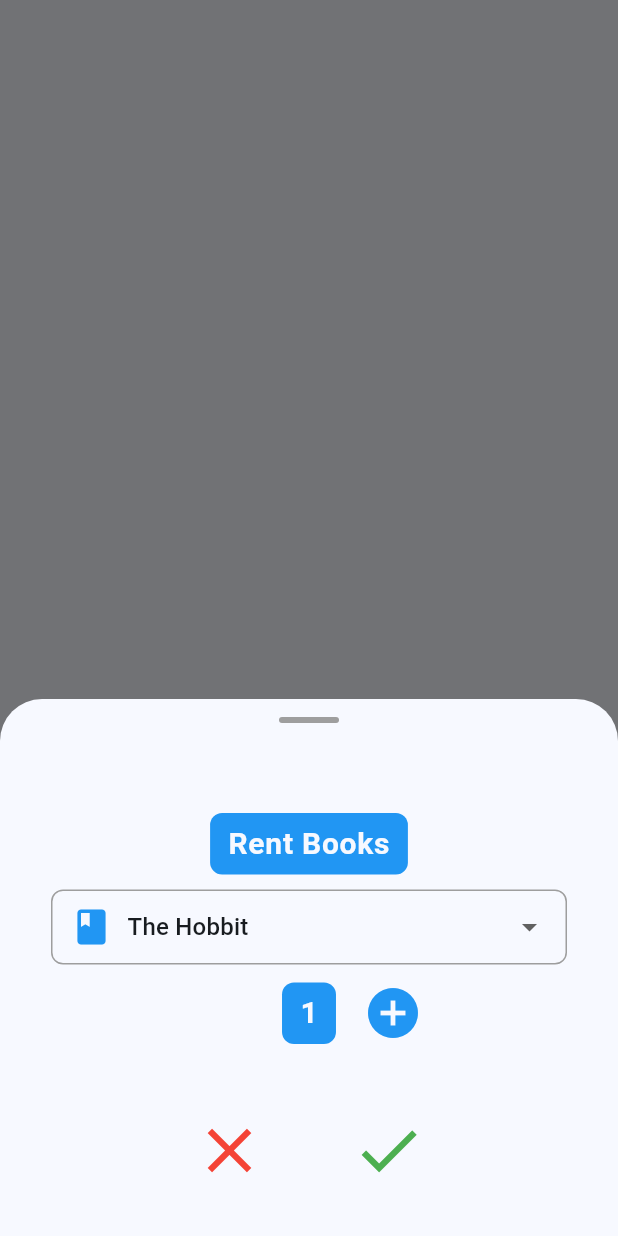
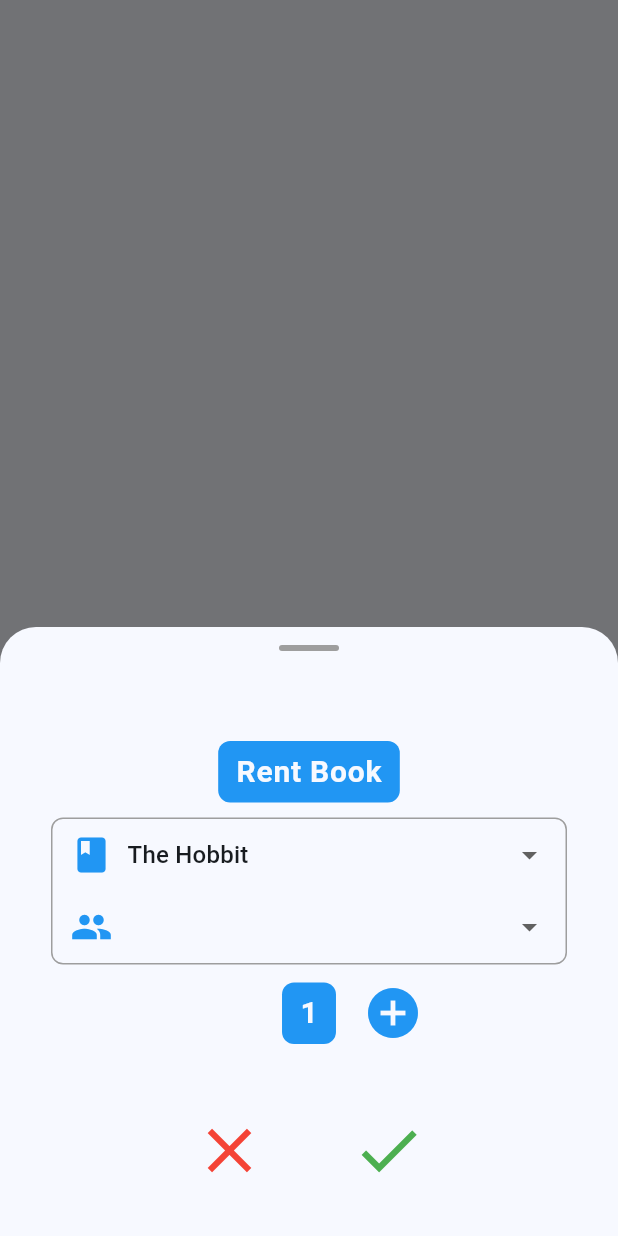
Before and after one commit to Victorjayce/Vixen-Library, a Flutter app: what showRentsheet() shows on an empty page, opened directly, on a phone screen of 412 x 824 dp. Run offline on Flutter 3.47's test engine with Material 3 defaults, Android fonts, the phone set to English and light mode, and no system bars.

Commit message:
Updated rent.dart to fully use modalsheet on book.dart and details.dart

```diff
--- a/library_mgt/lib/lib.dart
+++ b/library_mgt/lib/lib.dart
@@ -247,6 +247,7 @@ class Library extends ChangeNotifier {
   List<String> get authorNames =>
       _authors.map((author) => author.name).toList();
   List<String> get bookNames => _books.map((book) => book.title).toList();
+  List<String> get userNames => _users.map((u) => u.name).toList();
   List<Book> get rented => List.unmodifiable(_books.where((b) => b.rented > 0));
 
   bool addBook(String title, String author, int quantity) {
--- a/library_mgt/lib/widgets/rent.dart
+++ b/library_mgt/lib/widgets/rent.dart
@@ -18,6 +18,11 @@ Future<int?> showRentsheet(
 }) {
   return showModalBottomSheet(
     context: context,
+    backgroundColor: Theme.of(context).colorScheme.surface,
+    clipBehavior: Clip.antiAlias,
+    shape: const RoundedRectangleBorder(
+      borderRadius: BorderRadius.vertical(top: Radius.circular(24)),
+    ),
     builder: (context) {
       return SafeArea(
         child: Column(
@@ -47,7 +52,9 @@ Future<int?> showRentsheet(
 class _RentState extends State<Rent> {
   int quantity = 1;
   String selectedBook = '';
+  String selectedUser = '';
   int bookId = 0;
+  int userId = 0;
   bool showdecrement = false;
   bool showincrement = true;
 
@@ -82,7 +89,7 @@ class _RentState extends State<Rent> {
               children: [
                 Row(
                   mainAxisAlignment: MainAxisAlignment.center,
-                  children: <Widget>[ContainerTitle(title: 'Rent Books')],
+                  children: <Widget>[ContainerTitle(title: 'Rent Book')],
                 ),
                 Container(
                   padding: const EdgeInsets.symmetric(horizontal: 12),
@@ -90,7 +97,11 @@ class _RentState extends State<Rent> {
                     border: Border.all(color: Colors.grey),
                     borderRadius: BorderRadius.circular(8),
                   ),
-                  child: Row(
+                  child: Column(
+                    mainAxisSize: MainAxisSize.min,
+                    mainAxisAlignment: MainAxisAlignment.center,
+                    children: [
+                      Row(
                         children: [
                           const Icon(Icons.book, color: Colors.blue, size: 28),
                           const SizedBox(width: 10),
@@ -121,6 +132,45 @@ class _RentState extends State<Rent> {
                                 )).id;
                               },
                             ),
+                          ),
+                        ],
+                      ),
+                      Row(
+                        children: [
+                          const Icon(
+                            Icons.people,
+                            color: Colors.blue,
+                            size: 28,
+                          ),
+                          const SizedBox(width: 10),
+
+                          Expanded(
+                            child: DropdownButton<String>(
+                              value: selectedUser,
+                              isExpanded: true,
+                              underline:
+                                  const SizedBox(), // removes default underline
+                              items: [
+                                ...library.userNames.map(
+                                  (name) => DropdownMenuItem(
+                                    value: name,
+                                    child: Text(name),
+                                  ),
+                                ),
+                              ],
+                              onChanged: (value) {
+                                setState(() {
+                                  selectedUser = value!;
+                                  quantity = 1;
+                                });
+
+                                userId = (library.users.firstWhere(
+                                  (b) => b.name == value!,
+                                )).id;
+                              },
+                            ),
+                          ),
+                        ],
                       ),
                     ],
                   ),
@@ -208,7 +258,7 @@ class _RentState extends State<Rent> {
     });
   }
 
-  void _rent(BuildContext context) {
+  Future<void> _rent(BuildContext context) async {
     if (bookId == 0) {
       ScaffoldMessenger.of(context).showSnackBar(
         SnackBar(
@@ -224,7 +274,36 @@ class _RentState extends State<Rent> {
 
       return;
     }
-    //library.rentBook(bookId, quantity);
+
+    final rent = await showDialog<bool>(
+      context: context,
+      builder: (context) {
+        return AlertDialog(
+          icon: const Icon(Icons.info_outline, color: Colors.orange, size: 40),
+          title: Text(''),
+          content: Text('You are about to rent $quantity books to username?'),
+          actions: [
+            TextButton(
+              onPressed: () {
+                Navigator.pop(context, false);
+              },
+              child: const Text('Cancel'),
+            ),
+            FilledButton(
+              onPressed: () {
+                Navigator.pop(context, true);
+              },
+              child: const Text('Continue'),
+            ),
+          ],
+        );
+      },
+    );
+    if (!context.mounted) return;
+    if (!rent!) {
+      Navigator.pop(context);
+    }
+    library.rentBook(bookId, quantity, userId);
     Navigator.pop(context, quantity);
   }
 }
```
Also changed, not shown: library_mgt/lib/rented.dart (+5 -2 lines). Lines whose indentation alone changed are shown as unchanged.
